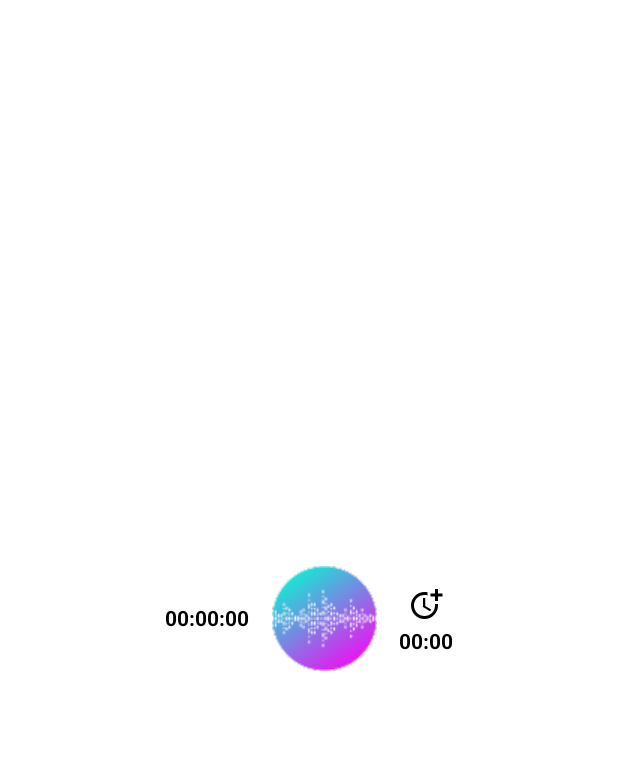
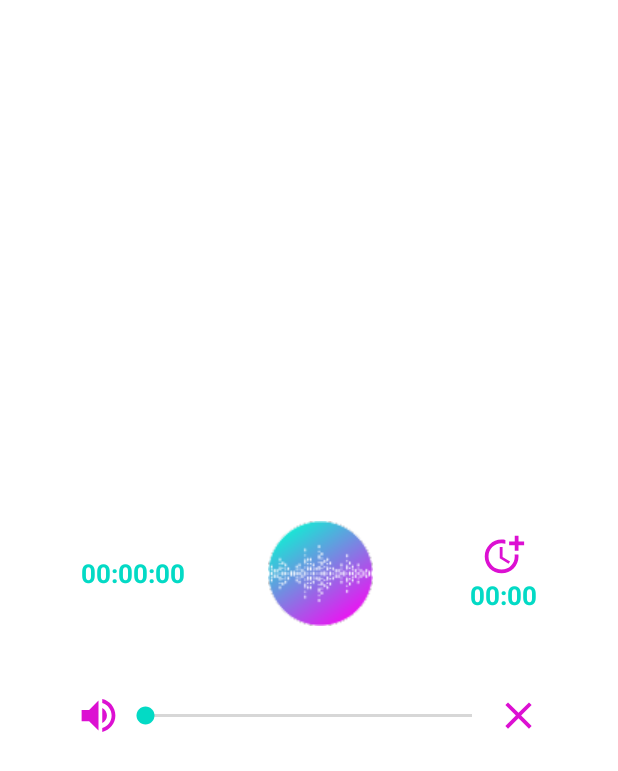
Before and after one commit to Huyltdev/SoundsSleep, an Android app: the fragment Fragment1 shown on its own in the app's theme, on a phone screen of 412 x 824 dp. Shown: the top 771 px of the screen. Run offline under Robolectric (Android 15) with nearby library versions, the phone set to English and light mode, and no system bars.

Commit message:
Thêm âm lượng

```diff
--- a/app/src/main/java/com/example/babysleepsounds/Fragment1.kt
+++ b/app/src/main/java/com/example/babysleepsounds/Fragment1.kt
@@ -1,13 +1,15 @@
 package com.example.babysleepsounds
 
+import android.content.Context
+import android.media.AudioManager
 import android.os.Bundle
 import android.util.Log
 import android.view.LayoutInflater
 import android.view.View
 import android.view.ViewGroup
 import android.widget.ImageButton
+import android.widget.SeekBar
 import android.widget.TextView
-import android.widget.Toast
 import androidx.fragment.app.Fragment
 
 class Fragment1 : Fragment() {
@@ -16,6 +18,8 @@ class Fragment1 : Fragment() {
     private lateinit var playButton: ImageButton
     private var isPlaying: Boolean = false
     private lateinit var currentTimeView: TextView
+    private lateinit var volumeSeekBar: SeekBar
+    private lateinit var audioManager: AudioManager
 
     // Đối tượng companion object, giúp tạo ra Fragment1 với đối số duration
     companion object {
@@ -43,6 +47,7 @@ class Fragment1 : Fragment() {
         myTextView = view.findViewById(R.id.txtTimer)
         playButton = view.findViewById(R.id.btnPlay)
         currentTimeView = view.findViewById(R.id.txtCurrentTime)
+        volumeSeekBar = view.findViewById(R.id.volumeSeekBar)
 
         // Lấy đối số duration từ Bundle và cập nhật TextView
         arguments?.getString(ARG_DURATION)?.let {
@@ -58,8 +63,35 @@ class Fragment1 : Fragment() {
             onPlayButtonClicked(it)
         }
 
+        // Thiết lập AudioManager và Volume Control
+        activity?.let {
+            audioManager = it.getSystemService(Context.AUDIO_SERVICE) as AudioManager
+            setupVolumeControl()
+        }
+
         // Trả về view đã được tạo để hiển thị trên giao diện người dùng
         return view
+    }
+
+    private fun setupVolumeControl() {
+        val maxVolume = audioManager.getStreamMaxVolume(AudioManager.STREAM_MUSIC)
+        val currentVolume = audioManager.getStreamVolume(AudioManager.STREAM_MUSIC)
+        volumeSeekBar.max = maxVolume
+        volumeSeekBar.progress = currentVolume
+
+        volumeSeekBar.setOnSeekBarChangeListener(object : SeekBar.OnSeekBarChangeListener {
+            override fun onProgressChanged(seekBar: SeekBar?, progress: Int, fromUser: Boolean) {
+                audioManager.setStreamVolume(AudioManager.STREAM_MUSIC, progress, 0)
+            }
+
+            override fun onStartTrackingTouch(seekBar: SeekBar?) {
+                // Có thể thêm code xử lý khi bắt đầu kéo SeekBar nếu cần
+            }
+
+            override fun onStopTrackingTouch(seekBar: SeekBar?) {
+                // Có thể thêm code xử lý khi dừng kéo SeekBar nếu cần
+            }
+        })
     }
 
     fun updateCurrentTime(time: String) {
--- /dev/null
+++ b/app/src/main/res/drawable/ic_close.xml
@@ -0,0 +1,5 @@
+<vector android:height="30dp" android:tint="#DC10D2"
+    android:viewportHeight="24" android:viewportWidth="24"
+    android:width="30dp" xmlns:android="http://schemas.android.com/apk/res/android">
+    <path android:fillColor="@android:color/white" android:pathData="M19,6.41L17.59,5 12,10.59 6.41,5 5,6.41 10.59,12 5,17.59 6.41,19 12,13.41 17.59,19 19,17.59 13.41,12z"/>
+</vector>
--- a/app/src/main/res/drawable/ic_baseline_more_time_24.xml
+++ b/app/src/main/res/drawable/ic_more_time.xml
@@ -1,6 +1,6 @@
-<vector android:height="24dp" android:tint="#000000"
+<vector android:height="30dp" android:tint="#DC10D2"
     android:viewportHeight="24" android:viewportWidth="24"
-    android:width="24dp" xmlns:android="http://schemas.android.com/apk/res/android">
+    android:width="30dp" xmlns:android="http://schemas.android.com/apk/res/android">
     <path android:fillColor="@android:color/white" android:pathData="M10,8l0,6l4.7,2.9l0.8,-1.2l-4,-2.4l0,-5.3z"/>
     <path android:fillColor="@android:color/white" android:pathData="M17.92,12c0.05,0.33 0.08,0.66 0.08,1c0,3.9 -3.1,7 -7,7s-7,-3.1 -7,-7c0,-3.9 3.1,-7 7,-7c0.7,0 1.37,0.1 2,0.29V4.23C12.36,4.08 11.69,4 11,4c-5,0 -9,4 -9,9s4,9 9,9s9,-4 9,-9c0,-0.34 -0.02,-0.67 -0.06,-1H17.92z"/>
     <path android:fillColor="@android:color/white" android:pathData="M20,5l0,-3l-2,0l0,3l-3,0l0,2l3,0l0,3l2,0l0,-3l3,0l0,-2z"/>
--- /dev/null
+++ b/app/src/main/res/drawable/ic_volume_up.xml
@@ -0,0 +1,5 @@
+<vector android:autoMirrored="true" android:height="30dp"
+    android:tint="#DC10D2" android:viewportHeight="24"
+    android:viewportWidth="24" android:width="30dp" xmlns:android="http://schemas.android.com/apk/res/android">
+    <path android:fillColor="@android:color/white" android:pathData="M3,9v6h4l5,5L12,4L7,9L3,9zM16.5,12c0,-1.77 -1.02,-3.29 -2.5,-4.03v8.05c1.48,-0.73 2.5,-2.25 2.5,-4.02zM14,3.23v2.06c2.89,0.86 5,3.54 5,6.71s-2.11,5.85 -5,6.71v2.06c4.01,-0.91 7,-4.49 7,-8.77s-2.99,-7.86 -7,-8.77z"/>
+</vector>
--- a/app/src/main/res/layout/fragment_1.xml
+++ b/app/src/main/res/layout/fragment_1.xml
@@ -1,24 +1,30 @@
 <?xml version="1.0" encoding="utf-8"?>
-<LinearLayout
-    xmlns:android="http://schemas.android.com/apk/res/android"
+<LinearLayout xmlns:android="http://schemas.android.com/apk/res/android"
     xmlns:app="http://schemas.android.com/apk/res-auto"
     xmlns:tools="http://schemas.android.com/tools"
     android:layout_width="match_parent"
     android:layout_height="match_parent"
+    android:layout_gravity="center"
     android:background="@drawable/bg_customfl"
-    android:orientation="horizontal"
-    android:layout_gravity="center"
     android:gravity="center"
+    android:orientation="vertical"
     tools:context=".Fragment1">
 
+    <LinearLayout
+        android:layout_width="wrap_content"
+        android:layout_height="wrap_content"
+        android:gravity="center"
+        android:orientation="horizontal">
         <!-- TextView hiển thị thời gian -->
+
         <TextView
             android:id="@+id/txtCurrentTime"
             android:layout_width="wrap_content"
             android:layout_height="wrap_content"
             android:layout_gravity="center_vertical"
             android:text="00:00:00"
-        android:textColor="@color/black"
+            android:textSize="17dp"
+            android:textColor="@color/teal_200"
             android:textStyle="bold" />
 
         <!-- Button Play -->
@@ -26,6 +32,8 @@
             android:id="@+id/btnPlay"
             android:layout_width="100dp"
             android:layout_height="100dp"
+            android:layout_marginLeft="40dp"
+            android:layout_marginRight="50dp"
             android:background="@color/white"
             android:onClick="onPlayButtonClicked"
             android:src="@drawable/iconplay" />
@@ -42,7 +50,7 @@
                 android:layout_width="30dp"
                 android:layout_height="30dp"
                 android:background="@color/white"
-            android:src="@drawable/ic_baseline_more_time_24" />
+                android:src="@drawable/ic_more_time" />
 
             <TextView
                 android:id="@+id/txtTimer"
@@ -50,7 +58,38 @@
                 android:layout_height="wrap_content"
                 android:gravity="center"
                 android:text="00:00"
-            android:textColor="@color/black"
+                android:textSize="17dp"
+                android:textColor="@color/teal_200"
                 android:textStyle="bold" />
         </LinearLayout>
     </LinearLayout>
+
+    <LinearLayout
+        android:layout_width="wrap_content"
+        android:layout_height="wrap_content"
+        android:gravity="center"
+        android:layout_marginTop="30dp"
+        android:orientation="horizontal">
+
+        <ImageButton
+            android:id="@+id/btnVoic"
+            android:layout_width="30dp"
+            android:layout_height="30dp"
+            android:background="@color/white"
+            android:src="@drawable/ic_volume_up" />
+
+    <SeekBar
+        android:id="@+id/volumeSeekBar"
+        android:layout_width="250dp"
+        android:layout_height="wrap_content"
+        android:max="100"
+        android:progress="0" />
+
+        <ImageButton
+            android:id="@+id/btnClose"
+            android:layout_width="30dp"
+            android:layout_height="30dp"
+            android:background="@color/white"
+            android:src="@drawable/ic_close" />
+    </LinearLayout>
+</LinearLayout>
```
Lines whose indentation alone changed are shown as unchanged.
